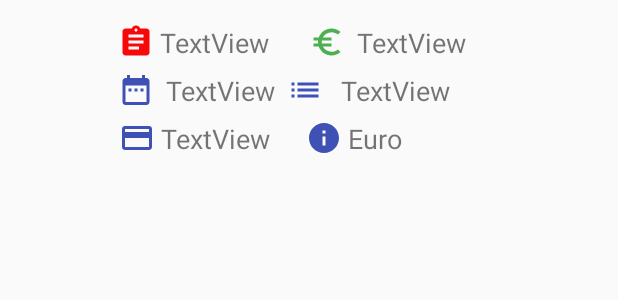
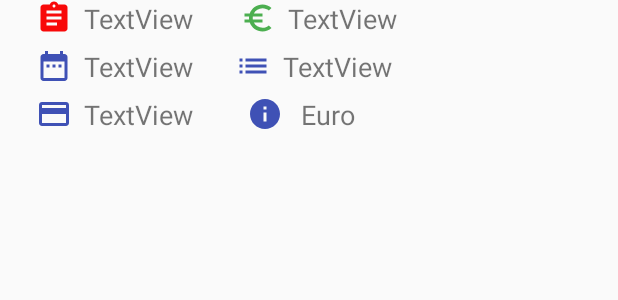
Before and after one commit to NadeemNicoR/TeamProjects, an Android app: the layout row.xml on its own in the app's theme, with its tools: preview values and no code run, on a phone screen of 412 x 824 dp. Shown: the top 300 px of the screen. Run offline under Robolectric (Android 15) with nearby library versions, the phone set to English and light mode, and no system bars.

```diff
--- a/MoneyControl/app/src/main/java/com/example/home/Budget.java
+++ b/MoneyControl/app/src/main/java/com/example/home/Budget.java
@@ -228,7 +228,7 @@ public class Budget extends AppCompatActivity {
                                          @Override
                                          public void onClick(View v) {
                                              Cursor bdg = myDb_B.getAllData_B();
-                                             if(bdg.getCount() == 0) {
+                                             if(bdg.getCount() == 1) {
                                                  showMessage("Error","Nothing found");
                                                  return;
                                              }
--- a/MoneyControl/app/src/main/java/com/example/home/EmailReport.java
+++ b/MoneyControl/app/src/main/java/com/example/home/EmailReport.java
@@ -35,7 +35,7 @@ public class EmailReport extends AppCompatActivity
             buffer.append("Reccurrency :" + res_E.getString(4) + "\n");
             buffer.append("Amount :" + res_E.getString(5) + "\n");
             buffer.append("Payment :" + res_E.getString(6) + "\n");
-            //buffer.append("Currency :" + res_E.getString(7) + "\n");
+            buffer.append("Currency :" + res_E.getString(7) + "\n");
             buffer.append("Note :" + res_E.getString(8) + "\n\n\n");
         }
        // buffer.append("--------------------------------\n");
--- a/MoneyControl/app/src/main/java/com/example/home/Newexpense.java
+++ b/MoneyControl/app/src/main/java/com/example/home/Newexpense.java
@@ -341,15 +341,15 @@ public class Newexpense extends AppCompatActivity {
                                 myDb = new DatabaseHelper(getApplicationContext());
                                 if(editTransactionType.getSelectedItem().toString()=="Expense") {
                                     double sumCategory = myDb.getCategorySum(editCategory.getSelectedItem().toString());
-                                        double budgetAmt = myDb.getBudgetAmount(editCategory.getSelectedItem().toString());
-                                        if (sumCategory >= 0.75 * budgetAmt && sumCategory <= budgetAmt) {
+                                    Double budgetAmt = myDb.getBudgetAmount(editCategory.getSelectedItem().toString());
+                                    if (null != budgetAmt && sumCategory >= 0.75 * budgetAmt && sumCategory <= budgetAmt) {
                                         AlertDialog.Builder builder = new AlertDialog.Builder(Newexpense.this);
                                         builder.setTitle("Warning");
                                         builder.setMessage("Careful! you have crossed 75% of the limit set on the amount of money you can spend for " + editCategory.getSelectedItem().toString());
                                         AlertDialog alertDialog = builder.create();
                                         alertDialog.show();
                                     }
-                                        if (sumCategory >= budgetAmt) {
+                                    if (null != budgetAmt && sumCategory >= budgetAmt) {
                                         AlertDialog.Builder builder = new AlertDialog.Builder(Newexpense.this);
                                         builder.setTitle("Warning");
                                         builder.setMessage("Careful! you have crossed 75% of the limit set on the amount of money you can spend for " + editCategory.getSelectedItem().toString());
--- a/MoneyControl/app/src/main/res/layout/activity_currency.xml
+++ b/MoneyControl/app/src/main/res/layout/activity_currency.xml
@@ -11,7 +11,7 @@
         android:layout_width="wrap_content"
         android:layout_height="wrap_content"
         android:layout_marginStart="8dp"
-        android:layout_marginTop="492dp"
+        android:layout_marginTop="528dp"
         android:layout_marginEnd="8dp"
         android:text="Save"
         android:textSize="14sp"
--- a/MoneyControl/app/src/main/res/layout/row.xml
+++ b/MoneyControl/app/src/main/res/layout/row.xml
@@ -9,8 +9,8 @@
         android:id="@+id/textViewpaytype"
         android:layout_width="wrap_content"
         android:layout_height="wrap_content"
-        android:layout_marginStart="4dp"
-        android:layout_marginTop="80dp"
+        android:layout_marginStart="8dp"
+        android:layout_marginTop="64dp"
         android:text="TextView"
         android:textSize="18sp"
         app:layout_constraintStart_toEndOf="@+id/PaymentType"
@@ -21,7 +21,6 @@
         android:layout_width="wrap_content"
         android:layout_height="wrap_content"
         android:layout_marginStart="8dp"
-        android:layout_marginTop="16dp"
         android:text="TextView"
         android:textSize="18sp"
         app:layout_constraintEnd_toEndOf="parent"
@@ -33,8 +32,8 @@
         android:id="@+id/textViewCate"
         android:layout_width="wrap_content"
         android:layout_height="wrap_content"
-        android:layout_marginStart="12dp"
-        android:layout_marginTop="48dp"
+        android:layout_marginStart="8dp"
+        android:layout_marginTop="32dp"
         android:text="TextView"
         android:textSize="18sp"
         app:layout_constraintStart_toEndOf="@+id/categories"
@@ -49,7 +48,7 @@
         android:layout_marginTop="8dp"
         android:tint="#3F51B5"
         app:layout_constraintEnd_toEndOf="parent"
-        app:layout_constraintHorizontal_bias="0.151"
+        app:layout_constraintHorizontal_bias="0"
         app:layout_constraintStart_toStartOf="parent"
         app:layout_constraintTop_toBottomOf="@+id/income_expense"
         app:srcCompat="@drawable/ic_date_range_black_24dp" />
@@ -59,7 +58,6 @@
         android:layout_width="wrap_content"
         android:layout_height="wrap_content"
         android:layout_marginStart="8dp"
-        android:layout_marginTop="16dp"
         android:tint="#4CAF50"
         app:layout_constraintEnd_toEndOf="parent"
         app:layout_constraintHorizontal_bias="0.094"
@@ -71,7 +69,7 @@
         android:id="@+id/categories"
         android:layout_width="wrap_content"
         android:layout_height="wrap_content"
-        android:layout_marginStart="8dp"
+        android:layout_marginStart="28dp"
         android:layout_marginTop="8dp"
         android:tint="#3F51B5"
         app:layout_constraintStart_toEndOf="@+id/textViewDte"
@@ -83,11 +81,10 @@
         android:layout_width="wrap_content"
         android:layout_height="wrap_content"
         android:layout_marginStart="24dp"
-        android:layout_marginTop="16dp"
         android:layout_marginEnd="8dp"
         android:tint="#F80909"
         app:layout_constraintEnd_toEndOf="parent"
-        app:layout_constraintHorizontal_bias="0.154"
+        app:layout_constraintHorizontal_bias="0"
         app:layout_constraintStart_toStartOf="parent"
         app:layout_constraintTop_toTopOf="parent"
         app:srcCompat="@drawable/ic_assignment_black_24dp" />
@@ -101,7 +98,7 @@
         android:layout_marginEnd="8dp"
         android:tint="#3F51B5"
         app:layout_constraintEnd_toEndOf="parent"
-        app:layout_constraintHorizontal_bias="0.191"
+        app:layout_constraintHorizontal_bias="0.043"
         app:layout_constraintStart_toStartOf="parent"
         app:layout_constraintTop_toBottomOf="@+id/Calendar"
         app:srcCompat="@drawable/ic_credit_card_black_24dp" />
@@ -110,7 +107,7 @@
         android:id="@+id/CurrencyInfo"
         android:layout_width="wrap_content"
         android:layout_height="wrap_content"
-        android:layout_marginStart="24dp"
+        android:layout_marginStart="36dp"
         android:layout_marginTop="8dp"
         android:tint="#3F51B5"
         app:layout_constraintStart_toEndOf="@+id/textViewpaytype"
@@ -121,8 +118,7 @@
         android:id="@+id/textViewType"
         android:layout_width="wrap_content"
         android:layout_height="wrap_content"
-        android:layout_marginStart="28dp"
-        android:layout_marginTop="16dp"
+        android:layout_marginStart="32dp"
         android:text="TextView"
         android:textSize="18sp"
         app:layout_constraintStart_toStartOf="@+id/income_expense"
@@ -133,7 +129,7 @@
         android:layout_width="wrap_content"
         android:layout_height="wrap_content"
         android:layout_marginStart="8dp"
-        android:layout_marginTop="48dp"
+        android:layout_marginTop="32dp"
         android:layout_marginEnd="112dp"
         android:text="TextView"
         android:textSize="18sp"
@@ -146,8 +142,8 @@
         android:id="@+id/textViewCurrency"
         android:layout_width="wrap_content"
         android:layout_height="wrap_content"
-        android:layout_marginStart="4dp"
-        android:layout_marginTop="80dp"
+        android:layout_marginStart="12dp"
+        android:layout_marginTop="64dp"
         android:text="Euro"
         android:textSize="18sp"
         app:layout_constraintStart_toEndOf="@+id/CurrencyInfo"
```
Also changed, not shown: MoneyControl/app/src/main/java/com/example/home/Currency.java (+10 -8 lines), MoneyControl/app/src/main/java/com/example/home/DatabaseHelper.java (+42 -16 lines), MoneyControl/app/src/main/java/com/example/home/TransactionReport.java (+26 -8 lines), MoneyControl/app/src/main/res/layout/activity_transaction_report.xml (+18 -4 lines), MoneyControl/app/src/main/res/menu/menuforreport.xml (added, +11 -0 lines). Lines whose indentation alone changed are shown as unchanged.
